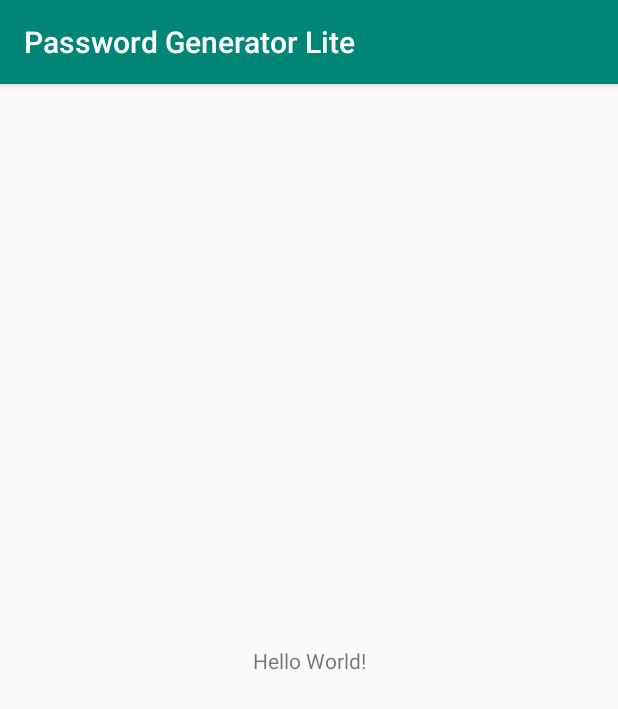
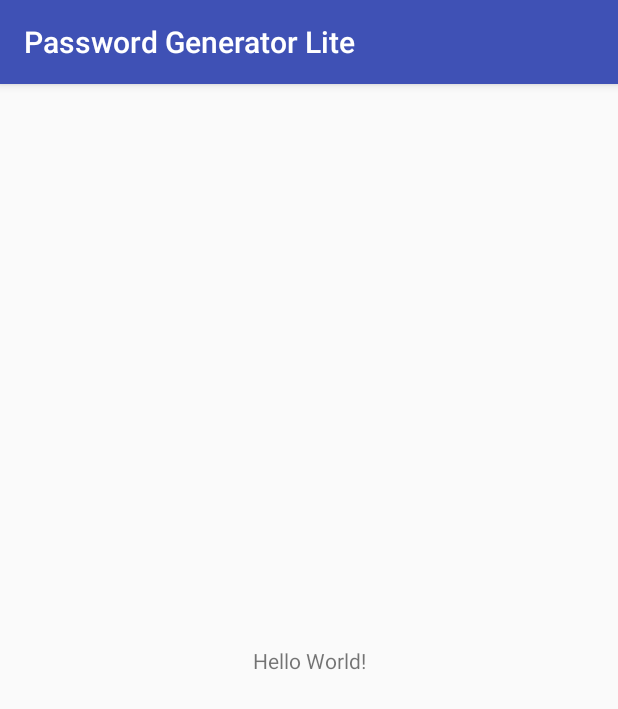
Before and after one commit to khash021/PasswordGenerator, an Android app: the screen it shows after launch (MainActivity), on a phone screen of 412 x 824 dp. Shown: the top 709 px of the screen. Run offline under Robolectric (Android 15) with nearby library versions, the phone set to English and light mode, and no system bars.

Commit message:
Modified colors

```diff
--- a/app/src/main/res/values/colors.xml
+++ b/app/src/main/res/values/colors.xml
@@ -1,6 +1,20 @@
 <?xml version="1.0" encoding="utf-8"?>
 <resources>
-    <color name="colorPrimary">#008577</color>
-    <color name="colorPrimaryDark">#00574B</color>
-    <color name="colorAccent">#D81B60</color>
+    <!--Original colors-->
+    <!--<color name="colorPrimary">#008577</color>-->
+    <!--<color name="colorPrimaryDark">#00574B</color>-->
+    <!--<color name="colorAccent">#D81B60</color>-->
+
+
+    <color name="colorPrimary">#3f51b5</color>
+    <color name="colorPrimaryDark">#002984</color>
+    <color name="colorPrimaryLight">#757de8</color>
+
+    <color name="colorAccent">#b39ddb</color>
+    <color name="colorAccentDark">#836fa9</color>
+    <color name="colorAccentLight">#e6ceff</color>
+
+
+
+
 </resources>
--- a/app/src/main/res/values/styles.xml
+++ b/app/src/main/res/values/styles.xml
@@ -8,4 +8,6 @@
         <item name="colorAccent">@color/colorAccent</item>
     </style>
 
+
+
 </resources>
```
